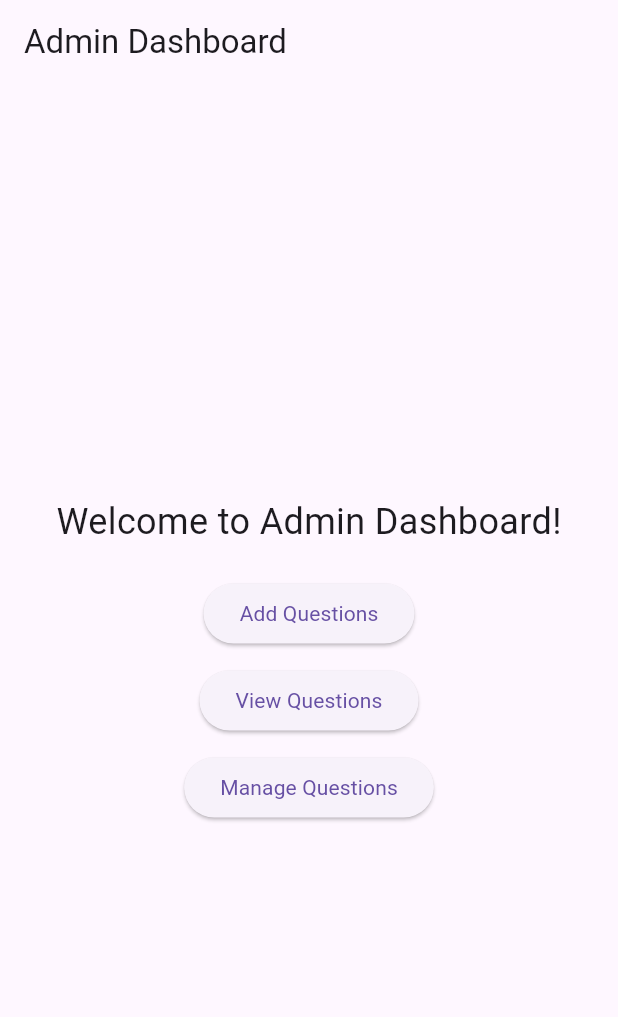
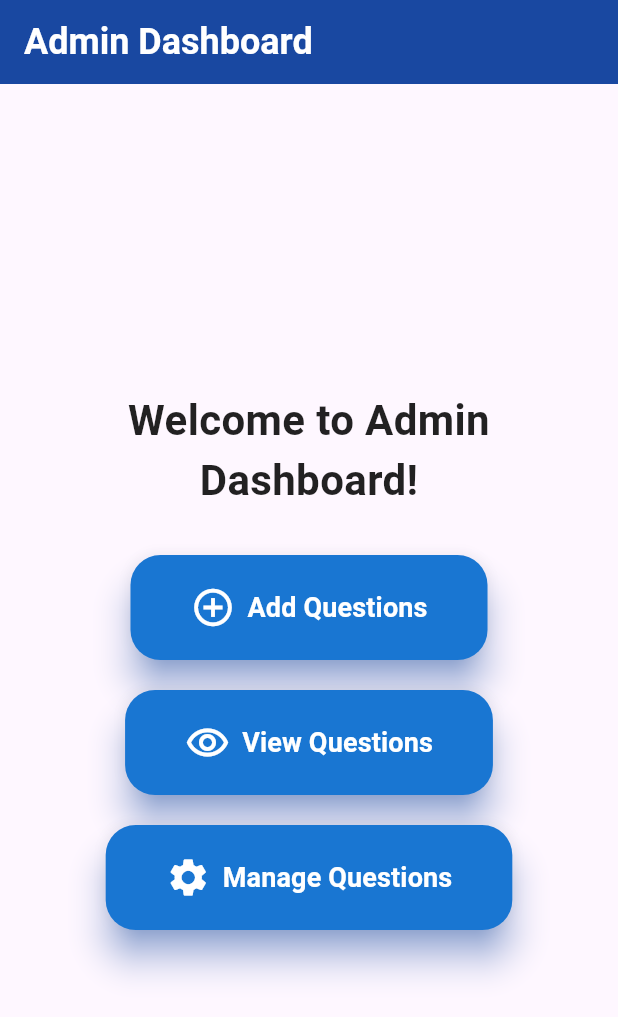
Before and after one commit to IT22148254/spm_flut_proj, a Flutter app: the AdminDashboard screen opened by its route, on a phone screen of 412 x 824 dp. Shown: the top 1017 px of the screen. Run offline on Flutter 3.47's test engine with Material 3 defaults, Android fonts, the phone set to English and light mode, and no system bars; our stand-ins replace audioplayers, cloud_firestore, firebase_auth, firebase_core, flutter_tts, get_it and 10 more; missing offline and left inert: agora_uikit, flutter_facebook_auth, record; accounts and stored records are empty.

Commit message:
cmm done 3

```diff
--- a/spm_project/lib/core/services/auth_routes.dart
+++ b/spm_project/lib/core/services/auth_routes.dart
@@ -1,6 +1,7 @@
 import 'package:go_router/go_router.dart';
 import 'package:spm_project/core/pages/home_page.dart';
 import 'package:spm_project/core/pages/login_page.dart';
+import 'package:spm_project/features/educational_quiz/main_adimin.dart';
 // import 'package:spm_project/features/videoConference/screens/room_options_page.dart';
 
 final authRoutes = [
@@ -15,5 +16,7 @@ final authRoutes = [
   // builder: (context, state) => const RoomOptionsPage(),
    ),
 
-
+GoRoute(path: '/admin',
+  name: 'Admin_page',
+  builder: (context,state) => const NewAdminDashboard() ),
 ];
--- a/spm_project/lib/features/educational_quiz/admin_dashboard.dart
+++ b/spm_project/lib/features/educational_quiz/admin_dashboard.dart
@@ -11,19 +11,39 @@ class AdminDashboard extends StatelessWidget {
   Widget build(BuildContext context) {
     return Scaffold(
       appBar: AppBar(
-        title: const Text("Admin Dashboard"),
+        title: const Text(
+          "Admin Dashboard",
+          style: TextStyle(
+            fontSize: 24,
+            fontWeight: FontWeight.bold,
+            color: Colors.white, // Title text color
+          ),
+        ),
+        backgroundColor: Colors.blue[900],
         automaticallyImplyLeading: true, // This shows the back button
+        elevation: 10, // Adds shadow to AppBar
+        iconTheme: const IconThemeData(
+            color: Colors.white), // Set back button color to white
       ),
-      body: Center(
+      body: Padding(
+        padding: const EdgeInsets.all(20.0),
         child: Column(
           mainAxisAlignment: MainAxisAlignment.center,
           children: <Widget>[
             const Text(
               'Welcome to Admin Dashboard!',
-              style: TextStyle(fontSize: 24),
+              style: TextStyle(
+                fontSize: 28,
+                fontWeight: FontWeight.bold,
+                color: Colors.black87,
+              ),
+              textAlign: TextAlign.center,
             ),
-            const SizedBox(height: 20),
-            ElevatedButton(
+            const SizedBox(height: 30),
+
+            // Add Questions Button
+            ElevatedButton.icon(
+              icon: const Icon(Icons.add_circle_outline, size: 30),
               onPressed: () {
                 Navigator.push(
                   context,
@@ -32,10 +52,32 @@ class AdminDashboard extends StatelessWidget {
                   ),
                 );
               },
-              child: const Text('Add Questions'),
+              style: ElevatedButton.styleFrom(
+                foregroundColor: Colors.white,
+                backgroundColor: Colors.blue[700], // Background color
+                padding: const EdgeInsets.symmetric(
+                  vertical: 20,
+                  horizontal: 40,
+                ),
+                shape: RoundedRectangleBorder(
+                  borderRadius: BorderRadius.circular(20),
+                ),
+                elevation: 10,
+                shadowColor: Colors.blueAccent,
+              ),
+              label: const Text(
+                'Add Questions',
+                style: TextStyle(
+                  fontSize: 18,
+                  fontWeight: FontWeight.bold,
+                ),
+              ),
             ),
-            const SizedBox(height: 10),
-            ElevatedButton(
+            const SizedBox(height: 20),
+
+            // View Questions Button
+            ElevatedButton.icon(
+              icon: const Icon(Icons.remove_red_eye_outlined, size: 30),
               onPressed: () {
                 Navigator.push(
                   context,
@@ -44,10 +86,32 @@ class AdminDashboard extends StatelessWidget {
                   ),
                 );
               },
-              child: const Text('View Questions'),
+              style: ElevatedButton.styleFrom(
+                foregroundColor: Colors.white,
+                backgroundColor: Colors.blue[700], // Background color
+                padding: const EdgeInsets.symmetric(
+                  vertical: 20,
+                  horizontal: 40,
+                ),
+                shape: RoundedRectangleBorder(
+                  borderRadius: BorderRadius.circular(20),
+                ),
+                elevation: 10,
+                shadowColor: Colors.blueAccent,
+              ),
+              label: const Text(
+                'View Questions',
+                style: TextStyle(
+                  fontSize: 18,
+                  fontWeight: FontWeight.bold,
+                ),
+              ),
             ),
-            const SizedBox(height: 10),
-            ElevatedButton(
+            const SizedBox(height: 20),
+
+            // Manage Questions Button
+            ElevatedButton.icon(
+              icon: const Icon(Icons.settings, size: 30),
               onPressed: () {
                 Navigator.push(
                   context,
@@ -56,7 +120,26 @@ class AdminDashboard extends StatelessWidget {
                   ),
                 );
               },
-              child: const Text('Manage Questions'),
+              style: ElevatedButton.styleFrom(
+                foregroundColor: Colors.white,
+                backgroundColor: Colors.blue[700], // Background color
+                padding: const EdgeInsets.symmetric(
+                  vertical: 20,
+                  horizontal: 40,
+                ),
+                shape: RoundedRectangleBorder(
+                  borderRadius: BorderRadius.circular(20),
+                ),
+                elevation: 10,
+                shadowColor: Colors.blueAccent,
+              ),
+              label: const Text(
+                'Manage Questions',
+                style: TextStyle(
+                  fontSize: 18,
+                  fontWeight: FontWeight.bold,
+                ),
+              ),
             ),
           ],
         ),
```
Also changed, not shown: spm_project/lib/core/pages/home_page.dart (+36 -34 lines), spm_project/lib/features/educational_quiz/main_adimin.dart (added, +125 -0 lines), spm_project/lib/features/educational_quiz/user_dashboard.dart (+7 -0 lines), spm_project/lib/features/educational_quiz/view_question.dart (+47 -18 lines), spm_project/lib/features/videoConference/screens/room_options_page.dart (+44 -2 lines), spm_project/lib/features/voice_management/voice_controller.dart (+7 -0 lines).
